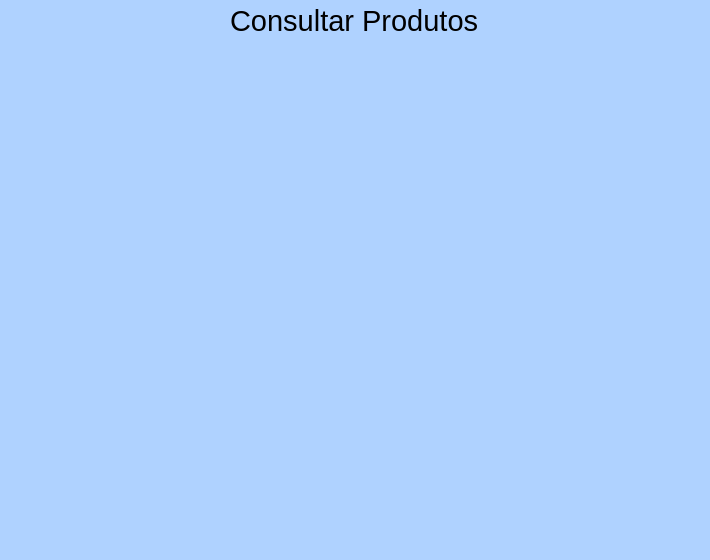
Above: consultar.ui from Andreambu23/Cadastro-de-Produtos before the change. Below: the same form after it.
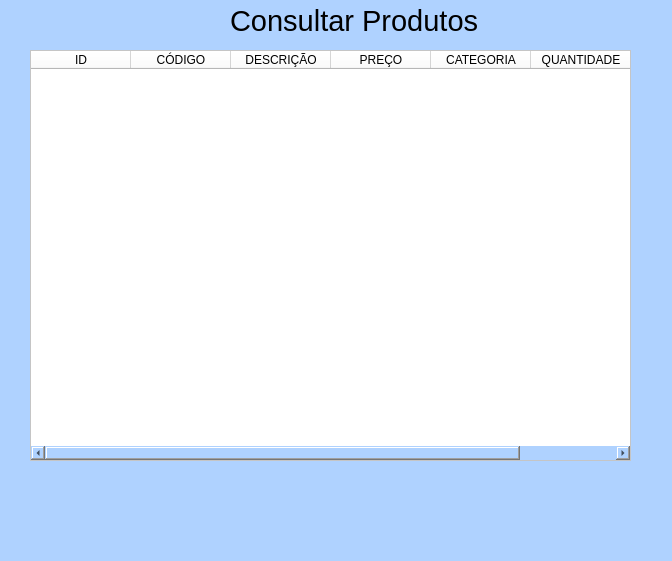
That is the form after the change.

Commit message: Visualização da tabela de produtos

```diff
--- a/consultar.ui
+++ b/consultar.ui
@@ -6,8 +6,8 @@
    <rect>
     <x>0</x>
     <y>0</y>
-    <width>710</width>
-    <height>560</height>
+    <width>672</width>
+    <height>561</height>
    </rect>
   </property>
   <property name="windowTitle">
@@ -35,6 +35,52 @@
      <string>Consultar Produtos</string>
     </property>
    </widget>
+   <widget class="QTableWidget" name="tableWidget">
+    <property name="geometry">
+     <rect>
+      <x>30</x>
+      <y>50</y>
+      <width>601</width>
+      <height>411</height>
+     </rect>
+    </property>
+    <property name="styleSheet">
+     <string notr="true">background-color: rgb(255, 255, 255);</string>
+    </property>
+    <attribute name="verticalHeaderVisible">
+     <bool>false</bool>
+    </attribute>
+    <column>
+     <property name="text">
+      <string>ID</string>
+     </property>
+    </column>
+    <column>
+     <property name="text">
+      <string>CÓDIGO</string>
+     </property>
+    </column>
+    <column>
+     <property name="text">
+      <string>DESCRIÇÃO</string>
+     </property>
+    </column>
+    <column>
+     <property name="text">
+      <string>PREÇO</string>
+     </property>
+    </column>
+    <column>
+     <property name="text">
+      <string>CATEGORIA</string>
+     </property>
+    </column>
+    <column>
+     <property name="text">
+      <string>QUANTIDADE</string>
+     </property>
+    </column>
+   </widget>
   </widget>
   <widget class="QMenuBar" name="menubar">
    <property name="geometry">
```
Left out of the diff: 2 changed lines with no effect on the pictures. The commit also changes 1 other file.
